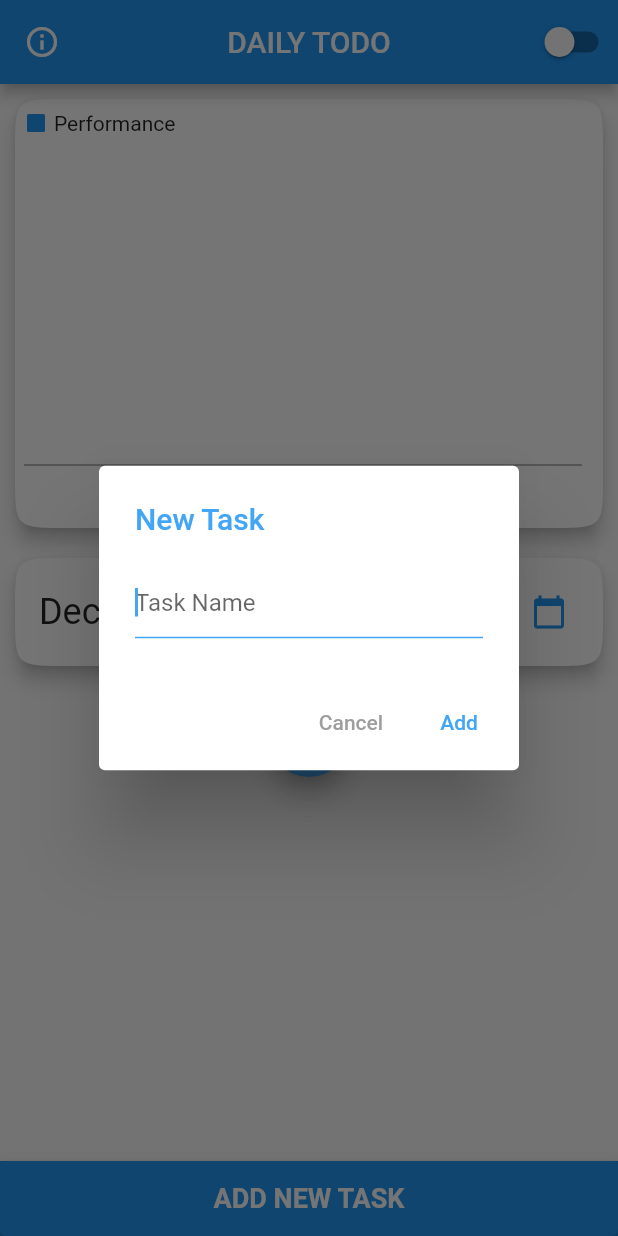
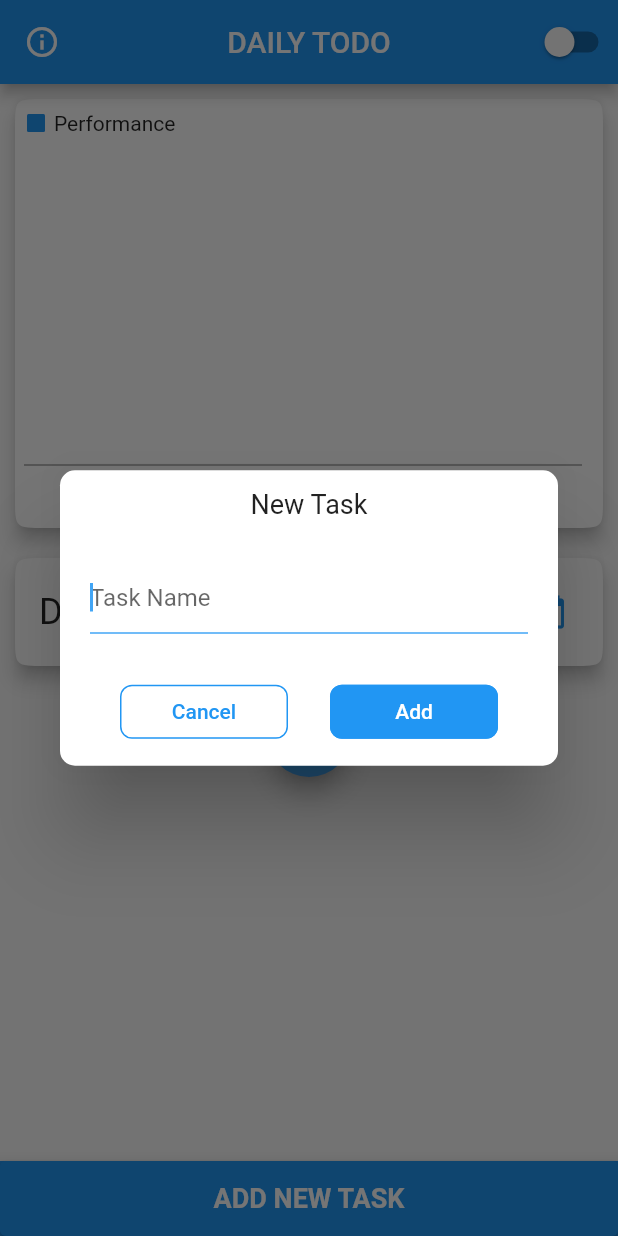
Before and after one commit to asadamatic/Daily-Todo, a Flutter app: the screen it shows after launch, after a tap on "ADD NEW TASK", on a phone screen of 412 x 824 dp. Run offline on Flutter 3.47's test engine with Material 2 defaults, Android fonts, the phone set to English and light mode, and no system bars; our stand-ins replace charts_flutter, get, shared_preferences, sqflite; accounts and stored records are empty.

Commit message:
Final commit before addition to portfolio.

```diff
--- a/lib/controllers/home_controller.dart
+++ b/lib/controllers/home_controller.dart
@@ -31,6 +31,7 @@ class HomeController extends GetxController {
             initialDate: pickedDate)) ??
         pickedDate;
     tasks = await _localDatabase.returnTasks(pickedDate);
+    await updateDataForGraph();
     update();
   }
 
--- a/lib/design_elements/CustomCheckBox.dart
+++ b/lib/design_elements/CustomCheckBox.dart
@@ -7,7 +7,7 @@ import 'package:get/get.dart';
 class CustomCheckBox extends StatefulWidget {
   final TaskData? taskData;
   final Key? key;
-  CustomCheckBox({
+  const CustomCheckBox({
     this.key,
     this.taskData,
   });
@@ -23,7 +23,7 @@ class _CustomCheckBoxState extends State<CustomCheckBox>
   Widget build(BuildContext context) {
     return Card(
         shape: ContinuousRectangleBorder(
-            borderRadius: BorderRadius.circular(10.0)),
+            borderRadius: BorderRadius.circular(15.0)),
         elevation: 3.0,
         margin: EdgeInsets.symmetric(horizontal: 10.0, vertical: 3.5),
         child: CheckboxListTile(
--- a/lib/design_elements/custom_chart_card.dart
+++ b/lib/design_elements/custom_chart_card.dart
@@ -5,18 +5,14 @@ import 'package:flutter/material.dart';
 import 'package:intl/intl.dart';
 import 'package:get/get.dart';
 
-class CustomChartCard extends StatefulWidget {
-  @override
-  _CustomChartCardState createState() => _CustomChartCardState();
-}
-
-class _CustomChartCardState extends State<CustomChartCard> {
+class CustomChartCard extends StatelessWidget {
+  const CustomChartCard();
   @override
   Widget build(BuildContext context) {
     return Card(
       elevation: 5.0,
       shape:
-          ContinuousRectangleBorder(borderRadius: BorderRadius.circular(35.0)),
+          ContinuousRectangleBorder(borderRadius: BorderRadius.circular(20.0)),
       margin: EdgeInsets.symmetric(horizontal: 10.0, vertical: 10.0),
       child: Column(
         children: <Widget>[
--- /dev/null
+++ b/lib/design_elements/date_display.dart
@@ -0,0 +1,48 @@
+import 'package:dailytodo/controllers/home_controller.dart';
+import 'package:flutter/material.dart';
+import 'package:get/get.dart';
+import 'package:intl/intl.dart';
+
+class DateDisplay extends StatelessWidget {
+  const DateDisplay({
+    Key? key,
+    required HomeController homeController,
+  }) : _homeController = homeController, super(key: key);
+
+  final HomeController _homeController;
+
+  @override
+  Widget build(BuildContext context) {
+    return Card(
+        elevation: 5.0,
+        shape: ContinuousRectangleBorder(
+            borderRadius: BorderRadius.circular(20.0)),
+        margin: EdgeInsets.symmetric(horizontal: 10.0, vertical: 10.0),
+        child: Container(
+          padding:
+          EdgeInsets.only(right: 12.0, left: 16.0, top: 12.0, bottom: 12.0),
+          child: Row(
+            mainAxisAlignment: MainAxisAlignment.spaceBetween,
+            children: <Widget>[
+              GetBuilder<HomeController>(
+                builder: (_homeController) {
+                  return Text(
+                    '${DateFormat.yMMMMd().format(_homeController.pickedDate)}',
+                    style: TextStyle(
+                      fontSize: 24.0,
+                    ),
+                  );
+                },
+              ),
+              IconButton(
+                icon: Icon(
+                  Icons.calendar_today,
+                  color: Colors.blue,
+                ),
+                onPressed: () => _homeController.selectDate(),
+              )
+            ],
+          ),
+        ));
+  }
+}
--- a/lib/local_database/local_database.dart
+++ b/lib/local_database/local_database.dart
@@ -91,8 +91,6 @@ class LocalDatabase {
         total: total,
         done: done,
       ));
-      print(total);
-      print(done);
     }
 
     return data;
--- a/lib/main.dart
+++ b/lib/main.dart
@@ -23,6 +23,15 @@ class DailyTodo extends StatelessWidget {
           color: Theme.of(context).primaryColor,
         ),
         bottomAppBarColor: Theme.of(context).primaryColor,
+        textButtonTheme: TextButtonThemeData(
+            style: ButtonStyle(
+                backgroundColor: MaterialStateProperty.all(Theme.of(context).primaryColor),
+              shape:  MaterialStateProperty.all(RoundedRectangleBorder(
+                  side: BorderSide(
+                      color: Theme.of(context).primaryColor),
+                  borderRadius: BorderRadius.circular(8.0)))
+            ),
+        ),
         colorScheme: ColorScheme.fromSwatch().copyWith(
             secondary: Colors.blue[400], brightness: Brightness.light),
         textSelectionTheme: TextSelectionThemeData(
@@ -38,6 +47,15 @@ class DailyTodo extends StatelessWidget {
             color: Colors.grey[800],
             foregroundColor: Colors.white,
           ),
+          textButtonTheme: TextButtonThemeData(
+            style: ButtonStyle(
+              backgroundColor: MaterialStateProperty.all(Colors.black),
+                shape:  MaterialStateProperty.all(RoundedRectangleBorder(
+                    side: BorderSide(
+                        color: Colors.black),
+                    borderRadius: BorderRadius.circular(8.0)))
+            )
+          ),
           bottomAppBarTheme: BottomAppBarTheme(
             color: Colors.grey[800],
           ),
@@ -50,7 +68,7 @@ class DailyTodo extends StatelessWidget {
           ),
           floatingActionButtonTheme:
               FloatingActionButtonThemeData(backgroundColor: Colors.black)),
-      home: Wrapper(),
+      home: const Wrapper(),
     );
   }
 }
--- a/lib/screens/editing_dialog.dart
+++ b/lib/screens/editing_dialog.dart
@@ -6,7 +6,7 @@ import 'package:intl/intl.dart';
 
 class EditingDialog extends StatefulWidget {
   final TaskData? taskData;
-  EditingDialog({this.taskData});
+  const EditingDialog({this.taskData});
 
   @override
   _EditingDialogState createState() => _EditingDialogState();
@@ -15,7 +15,9 @@ class EditingDialog extends StatefulWidget {
 class _EditingDialogState extends State<EditingDialog> {
   final HomeController _homeController = Get.find();
   //Task editing controller
-  TextEditingController taskController = TextEditingController();
+  final taskController = TextEditingController();
+
+  final _formKey = GlobalKey<FormState>();
 
   void edit() async {
     widget.taskData!.title = taskController.text;
@@ -36,20 +38,36 @@ class _EditingDialogState extends State<EditingDialog> {
   Widget build(BuildContext context) {
     taskController.text =
         widget.taskData == null ? '' : widget.taskData!.title!;
-    return AlertDialog(
-      title: Text(
-        widget.taskData == null ? 'New Task' : 'Edit Task',
-        style: TextStyle(color: Colors.blue[400]),
+    return Dialog(
+      shape: RoundedRectangleBorder(borderRadius: BorderRadius.circular(10.0)),
+      child: Column(
+        mainAxisSize: MainAxisSize.min,
+        children: [
+          Padding(
+            padding: const EdgeInsets.all(12.0),
+            child: Text(widget.taskData == null ? 'New Task' : 'Edit Task',
+                style: TextStyle(fontSize: 18.0)),
           ),
-      content: TextField(
+          Padding(
+            padding:
+                const EdgeInsets.symmetric(vertical: 16.0, horizontal: 20.0),
+            child: Form(
+              key: _formKey,
+              child: TextFormField(
                 controller: taskController,
                 autofocus: true,
+                validator: (value) {
+                  if (value!.isEmpty) {
+                    return "Title is required!";
+                  }
+                  return null;
+                },
                 cursorColor: Colors.blue[400],
                 textCapitalization: TextCapitalization.words,
                 decoration: InputDecoration(
                   border: UnderlineInputBorder(
                     borderSide: BorderSide(
-              color: Colors.blue[400]!,
+                      color: Colors.grey,
                     ),
                   ),
                   focusColor: Colors.blue[400],
@@ -60,24 +78,60 @@ class _EditingDialogState extends State<EditingDialog> {
                   hintText: 'Task Name',
                 ),
               ),
-      actions: <Widget>[
-        TextButton(
+            ),
+          ),
+          Padding(
+            padding: const EdgeInsets.all(12.0),
+            child: Row(
+              mainAxisAlignment: MainAxisAlignment.center,
+              children: [
+                Spacer(),
+                Expanded(
+                  flex: 4,
+                  child: TextButton(
                     child: Text(
                       'Cancel',
-            style: TextStyle(color: Colors.grey),
+                    ),
+                    style: ButtonStyle(
+                      backgroundColor:
+                          MaterialStateProperty.all(Colors.transparent),
+                      foregroundColor: Theme.of(context)
+                          .textButtonTheme
+                          .style!
+                          .backgroundColor,
                     ),
                     onPressed: () {
                       Navigator.of(context).pop();
                     },
                   ),
-        TextButton(
+                ),
+                Spacer(),
+                Expanded(
+                  flex: 4,
+                  child: TextButton(
                       child: Text(
                         widget.taskData == null ? 'Add' : 'Update',
-            style: TextStyle(color: Colors.blue[400]),
                       ),
-          onPressed: widget.taskData == null ? add : edit,
+                      style: ButtonStyle(
+                        foregroundColor:
+                            MaterialStateProperty.all(Colors.white),
+                      ),
+                      onPressed: () {
+                        if (_formKey.currentState!.validate()) {
+                          if (widget.taskData == null) {
+                            add();
+                          } else {
+                            edit();
+                          }
+                        }
+                      }),
+                ),
+                Spacer()
+              ],
+            ),
           )
         ],
+      ),
     );
   }
 
--- a/lib/screens/home_screen.dart
+++ b/lib/screens/home_screen.dart
@@ -1,15 +1,14 @@
-
 import 'package:dailytodo/controllers/home_controller.dart';
 import 'package:dailytodo/design_elements/custom_chart_card.dart';
 import 'package:dailytodo/design_elements/CustomCheckBox.dart';
+import 'package:dailytodo/design_elements/date_display.dart';
 import 'package:flutter/material.dart';
 import 'package:get/get.dart';
-import 'package:intl/intl.dart';
 import 'package:url_launcher/url_launcher.dart';
 import 'editing_dialog.dart';
 
 class HomeScreen extends StatelessWidget {
-  final HomeController _homeController = Get.put(HomeController());
+  final _homeController = Get.put(HomeController());
   @override
   Widget build(BuildContext context) {
     return Scaffold(
@@ -69,7 +68,7 @@ class HomeScreen extends StatelessWidget {
         body: ListView(
           controller: _homeController.scrollController,
           children: <Widget>[
-            CustomChartCard(),
+            const CustomChartCard(),
             DateDisplay(homeController: _homeController),
             GetBuilder<HomeController>(
               builder: (_homeController) {
@@ -124,7 +123,7 @@ class HomeScreen extends StatelessWidget {
                       showDialog(
                           context: context,
                           builder: (context) {
-                            return EditingDialog();
+                            return const EditingDialog();
                           });
                     },
                   ),
@@ -135,47 +134,3 @@ class HomeScreen extends StatelessWidget {
         ));
   }
 }
-
-class DateDisplay extends StatelessWidget {
-  const DateDisplay({
-    Key? key,
-    required HomeController homeController,
-  }) : _homeController = homeController, super(key: key);
-
-  final HomeController _homeController;
-
-  @override
-  Widget build(BuildContext context) {
-    return Card(
-        elevation: 5.0,
-        shape: ContinuousRectangleBorder(
-            borderRadius: BorderRadius.circular(35.0)),
-        margin: EdgeInsets.symmetric(horizontal: 10.0, vertical: 10.0),
-        child: Container(
-          padding:
-              EdgeInsets.only(right: 12.0, left: 16.0, top: 12.0, bottom: 12.0),
-          child: Row(
-            mainAxisAlignment: MainAxisAlignment.spaceBetween,
-            children: <Widget>[
-              GetBuilder<HomeController>(
-                builder: (_homeController) {
-                  return Text(
-                    '${DateFormat.yMMMMd().format(_homeController.pickedDate)}',
-                    style: TextStyle(
-                      fontSize: 24.0,
-                    ),
-                  );
-                },
-              ),
-              IconButton(
-                icon: Icon(
-                  Icons.calendar_today,
-                  color: Colors.blue,
-                ),
-                onPressed: () => _homeController.selectDate(),
-              )
-            ],
-          ),
-        ));
-  }
-}
--- a/lib/screens/welcome_screen.dart
+++ b/lib/screens/welcome_screen.dart
@@ -2,7 +2,7 @@ import 'package:flutter/material.dart';
 
 class WelcomeScreen extends StatefulWidget {
   final Function? selectScreen;
-  WelcomeScreen({Key? key, this.selectScreen}) : super(key: key);
+  const WelcomeScreen({Key? key, this.selectScreen}) : super(key: key);
 
   @override
   _WelcomeScreenState createState() => _WelcomeScreenState();
--- a/lib/wrapper.dart
+++ b/lib/wrapper.dart
@@ -4,6 +4,7 @@ import 'package:flutter/material.dart';
 import 'package:shared_preferences/shared_preferences.dart';
 
 class Wrapper extends StatefulWidget {
+  const Wrapper();
   @override
   _WrapperState createState() => _WrapperState();
 }
```
Lines whose indentation alone changed are shown as unchanged.
